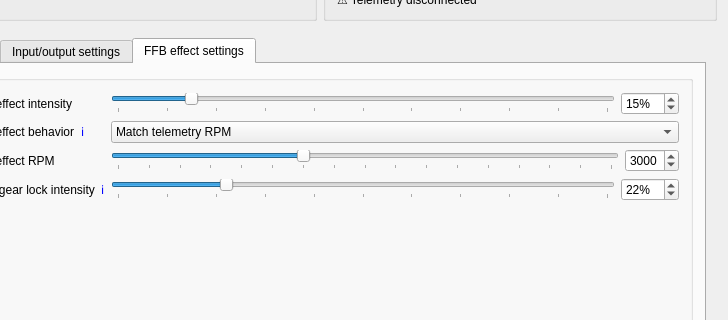
Qt form BonusFFB/BonusFFB.ui (kgmonteith/BonusFFB) before a commit; both pictures show x 184 to 912 and y 99 to 419 of the 912 by 652 pixel window.
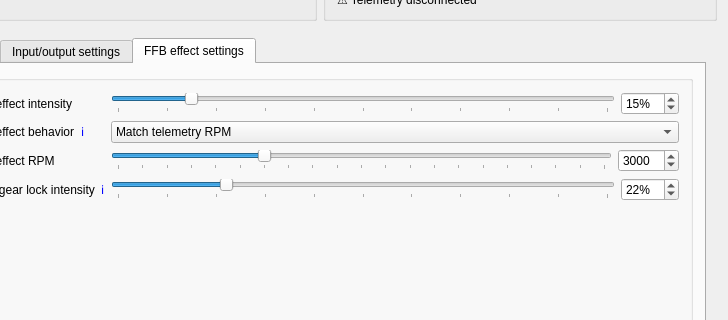
The same form after that commit. The open tabs and pages were chosen to show the change. Icons and pictures are not drawn.

Commit message: Changed grind effect shape, now feels more realistic

```diff
--- a/BonusFFB/BonusFFB.ui
+++ b/BonusFFB/BonusFFB.ui
@@ -814,7 +814,7 @@
                     <number>0</number>
                    </property>
                    <property name="maximum">
-                    <number>8000</number>
+                    <number>10000</number>
                    </property>
                    <property name="singleStep">
                     <number>500</number>
@@ -842,7 +842,7 @@
                     <string/>
                    </property>
                    <property name="maximum">
-                    <number>8000</number>
+                    <number>10000</number>
                    </property>
                    <property name="singleStep">
                     <number>500</number>
```
Left out of the diff: 4 changed lines with no effect on the pictures. The commit also changes 2 other files.
